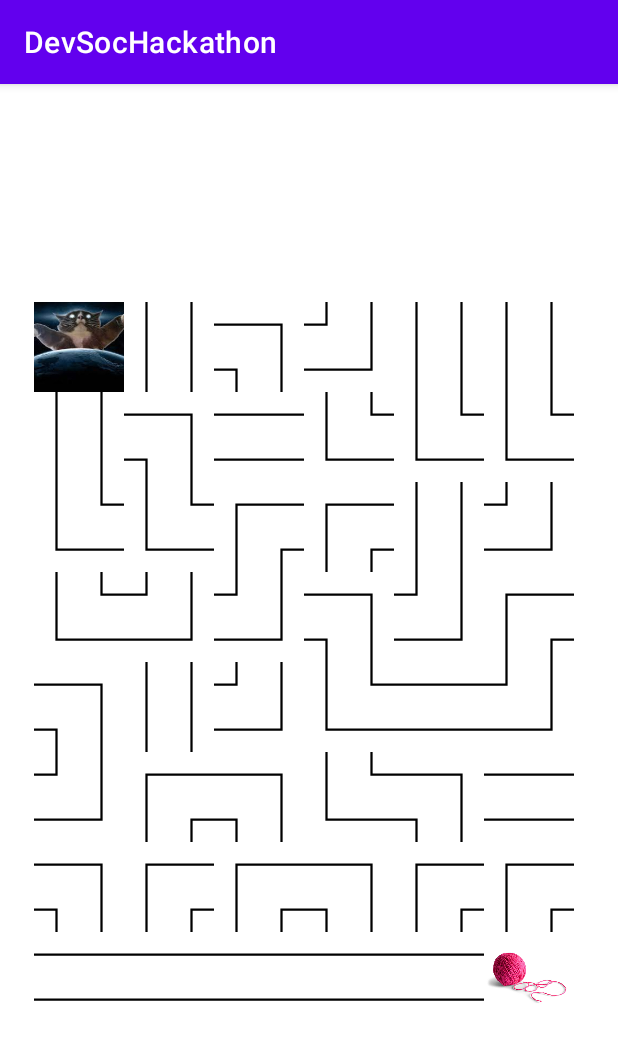
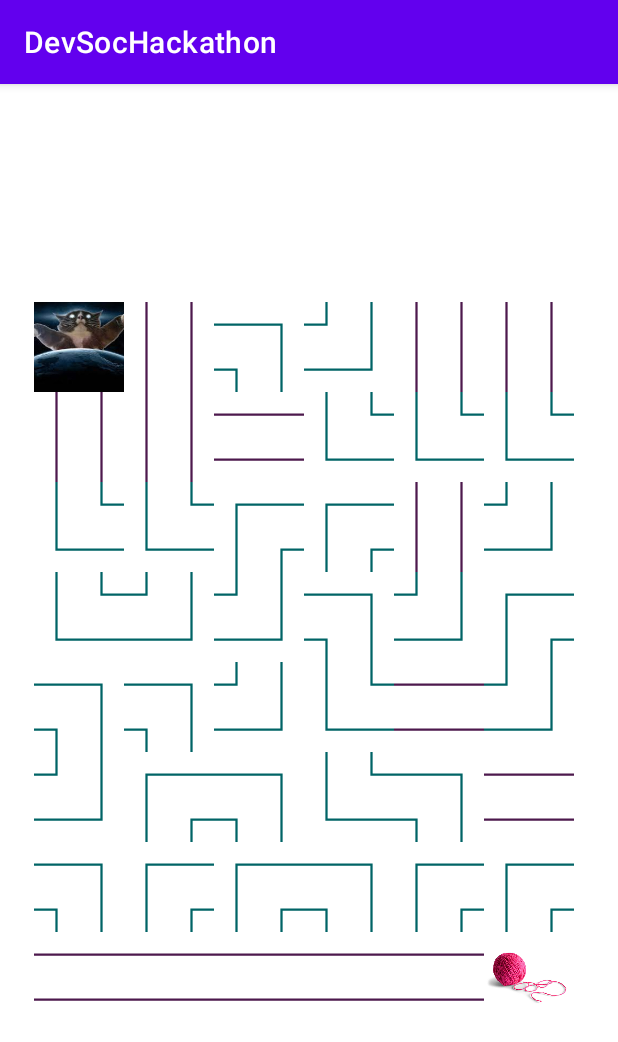
Before and after one commit to rushabh101/DevSocHackathon, an Android app: the screen it shows after launch (MainActivity), after a tap on an icon or button, on a phone screen of 412 x 824 dp. Shown: the top 1042 px of the screen. Run offline under Robolectric (Android 15) with nearby library versions, the light colour scheme and no system bars; 3 other taps on this screen came first.

Commit message:
check if pipe shapes are same before swapping, add colors to pipes (also gradle stuff e.e)

```diff
--- a/app/build.gradle
+++ b/app/build.gradle
@@ -34,11 +34,11 @@
     implementation 'androidx.appcompat:appcompat:1.1.0'
     implementation 'com.google.android.material:material:1.1.0'
     implementation 'androidx.constraintlayout:constraintlayout:1.1.3'
+    implementation 'org.jetbrains.kotlin:kotlin-stdlib:1.5.0-M1'
     testImplementation 'junit:junit:4.+'
     androidTestImplementation 'androidx.test.ext:junit:1.1.1'
     androidTestImplementation 'androidx.test.espresso:espresso-core:3.2.0'
     implementation "androidx.core:core-ktx:+"
-    implementation "org.jetbrains.kotlin:kotlin-stdlib-jdk7:$kotlin_version"
 }
 repositories {
     maven { url 'https://dl.bintray.com/kotlin/kotlin-eap' }
--- a/app/src/main/java/com/example/devsochackathon/MainActivity.kt
+++ b/app/src/main/java/com/example/devsochackathon/MainActivity.kt
@@ -13,6 +13,8 @@
     override fun onCreate(savedInstanceState: Bundle?) {
         super.onCreate(savedInstanceState)
         setContentView(R.layout.activity_main)
+
+        // Sets all the pipe images at the start
         for (i in 0..7) {
             for (j in 0..5) {
                 setPipe(i, j)
@@ -20,26 +22,28 @@
         }
     }
 
+    // Called when a pipe is clicked
     fun pipeClick(view: View) {
-//        if(pipes.first == null) {
-//            pipes.first = findViewById("imageView");
-//        }
-//        ImageView iview = findViewById(getResources().getIdentifier("imageView11", "id", getPackageName()));
-//        ImageView iview = findViewById(view.getId());
-//        iview.setImageResource(R.drawable.ic_bentpipe1);
+
         val iview = findViewById<ImageView>(view.id)
         iview.setColorFilter(Color.argb(255, 85, 188, 223))
-        if (pipes.swap(resources.getResourceEntryName(view.id))) swapPipes()
+
+        val pipeId = pipes.swap(resources.getResourceEntryName(view.id))
+        if (pipeId == 0) {
+            swapPipes()
+        }
+        else if(pipeId == 2) {
+            errorPipes()
+        }
         if (pipes.checkForPath()) finishDialog()
     }
 
+    // Re/sets the pipe image
     fun setPipe(i: Int, j: Int) {
 
         val pipeViewId = "imageView" + (i + 1) + (j + 1)
         val iview = findViewById<ImageView>(resources.getIdentifier(pipeViewId, "id", packageName))
         when (pipes.layout[i]!![j]) {
-//            -2 -> iview.setImageResource(R.drawable.ic_end)
-//            -1 -> iview.setImageResource(R.drawable.ic_start)
             0 -> iview.setImageResource(R.drawable.ic_bentpipe1)
             1 -> iview.setImageResource(R.drawable.ic_bentpipe2)
             2 -> iview.setImageResource(R.drawable.ic_bentpipe3)
@@ -49,6 +53,7 @@
         }
     }
 
+    // Visuals for pipe swap
     fun swapPipes() {
         val pipeString1 = "imageView" + (pipes.i1 + 1) + (pipes.j1 + 1)
         val iview1 = findViewById<ImageView>(resources.getIdentifier(pipeString1, "id", packageName))
@@ -88,6 +93,31 @@
         }.start()
     }
 
+    fun errorPipes() {
+        val pipeString1 = "imageView" + (pipes.i1 + 1) + (pipes.j1 + 1)
+        val iview1 = findViewById<ImageView>(resources.getIdentifier(pipeString1, "id", packageName))
+
+        val pipeString2 = "imageView" + (pipes.i2 + 1) + (pipes.j2 + 1)
+        val iview2 = findViewById<ImageView>(resources.getIdentifier(pipeString2, "id", packageName))
+
+        val animLength: Long = 250
+
+        iview1.animate().apply {
+            duration = animLength
+            iview1.setColorFilter(Color.argb(255, 255, 0, 0))
+        }.withEndAction {
+            iview1.clearColorFilter()
+        }.start()
+
+        iview2.animate().apply {
+            duration = animLength
+            iview2.setColorFilter(Color.argb(255, 255, 0, 0))
+        }.withEndAction {
+            iview2.clearColorFilter()
+        }.start()
+    }
+
+    // Runs when pipe puzzle completed
     fun finishDialog() {
         val alertDialog = AlertDialog.Builder(this@MainActivity).create()
         alertDialog.setTitle("Congrats!")
--- a/app/src/main/java/com/example/devsochackathon/PipeLand.kt
+++ b/app/src/main/java/com/example/devsochackathon/PipeLand.kt
@@ -8,28 +8,42 @@
     var j1 = 0
     var i2 = 0
     var j2 = 0
-    var swapActive = false
+    private var swapActive = 0
     var layout = Array<IntArray?>(8) { IntArray(6) }
-    fun swap(id: String): Boolean {
-        if (!swapActive) {
+
+
+    // If one pipe is clicked, stores it, once the second one is clicked, swaps
+    fun swap(id: String): Int {
+        if (swapActive == 0) {
             i1 = id[9].toString().toInt() - 1
             j1 = id[10].toString().toInt() - 1
-        } else {
+            swapActive = 1
+            return swapActive
+        } else if(swapActive == 1){
             i2 = id[9].toString().toInt() - 1
             j2 = id[10].toString().toInt() - 1
+
+            // Checks if both pipes are the same type
+            if((layout[i1]!![j1] <= 3 && layout[i2]!![j2] > 3) || (layout[i1]!![j1] > 3 && layout[i2]!![j2] <= 3)) {
+                swapActive = 0
+                return 2
+            }
 
             val temp = layout[i1]!![j1]
             layout[i1]!![j1] = layout[i2]!![j2]
             layout[i2]!![j2] = temp
+
+            swapActive = 0
+            return swapActive
         }
-        swapActive = !swapActive
-        return !swapActive
+        return 1
     }
 
     fun checkForPath(): Boolean {
         return (checkPath(2) || checkPath(1))
     }
 
+    // Checks path from bottom and side based on parameter
     fun checkPath(pOut: Int): Boolean {
         var pout = pOut
         var i = 0
@@ -43,6 +57,7 @@
         return true
     }
 
+    // Moves through the pipe
     fun pipeMove(`in`: Int, pipeType: Int): Int {
         if (pipeType == -2) {
             return if (`in` != 0 && `in` != 3) -1 else -2
@@ -60,6 +75,7 @@
         private const val TAG = "PipeLand"
     }
 
+    // Randomly generates pipe layout
     init {
         val rand = Random()
         val pipes = intArrayOf(8, 8, 8, 8, 6, 8)
--- a/app/src/main/res/drawable/ic_bentpipe1.xml
+++ b/app/src/main/res/drawable/ic_bentpipe1.xml
@@ -8,13 +8,13 @@
       android:strokeLineJoin="miter"
       android:strokeWidth="1.32291665"
       android:fillColor="#00000000"
-      android:strokeColor="#000000"
+      android:strokeColor="#006466"
       android:strokeLineCap="butt"/>
   <path
       android:pathData="M39.6875,0V13.2292H52.9167"
       android:strokeLineJoin="miter"
       android:strokeWidth="1.32291665"
       android:fillColor="#00000000"
-      android:strokeColor="#000000"
+      android:strokeColor="#006466"
       android:strokeLineCap="butt"/>
 </vector>
--- a/app/src/main/res/drawable/ic_bentpipe2.xml
+++ b/app/src/main/res/drawable/ic_bentpipe2.xml
@@ -8,13 +8,13 @@
       android:strokeLineJoin="miter"
       android:strokeWidth="1.32292"
       android:fillColor="#00000000"
-      android:strokeColor="#000000"
+      android:strokeColor="#006466"
       android:strokeLineCap="butt"/>
   <path
       android:pathData="M52.9167,39.6875H39.6875v13.2292"
       android:strokeLineJoin="miter"
       android:strokeWidth="1.32292"
       android:fillColor="#00000000"
-      android:strokeColor="#000000"
+      android:strokeColor="#006466"
       android:strokeLineCap="butt"/>
 </vector>
--- a/app/src/main/res/drawable/ic_bentpipe3.xml
+++ b/app/src/main/res/drawable/ic_bentpipe3.xml
@@ -8,13 +8,13 @@
       android:strokeLineJoin="miter"
       android:strokeWidth="1.32292"
       android:fillColor="#00000000"
-      android:strokeColor="#000000"
+      android:strokeColor="#006466"
       android:strokeLineCap="butt"/>
   <path
       android:pathData="M13.2292,52.9167V39.6875H0"
       android:strokeLineJoin="miter"
       android:strokeWidth="1.32292"
       android:fillColor="#00000000"
-      android:strokeColor="#000000"
+      android:strokeColor="#006466"
       android:strokeLineCap="butt"/>
 </vector>
--- a/app/src/main/res/drawable/ic_bentpipe4.xml
+++ b/app/src/main/res/drawable/ic_bentpipe4.xml
@@ -8,13 +8,13 @@
       android:strokeLineJoin="miter"
       android:strokeWidth="1.32292"
       android:fillColor="#00000000"
-      android:strokeColor="#000000"
+      android:strokeColor="#006466"
       android:strokeLineCap="butt"/>
   <path
       android:pathData="M0,13.2292H13.2292V0"
       android:strokeLineJoin="miter"
       android:strokeWidth="1.32292"
       android:fillColor="#00000000"
-      android:strokeColor="#000000"
+      android:strokeColor="#006466"
       android:strokeLineCap="butt"/>
 </vector>
--- a/app/src/main/res/drawable/ic_strpipe1.xml
+++ b/app/src/main/res/drawable/ic_strpipe1.xml
@@ -8,13 +8,13 @@
       android:strokeLineJoin="miter"
       android:strokeWidth="1.32291665"
       android:fillColor="#00000000"
-      android:strokeColor="#000000"
+      android:strokeColor="#4D194D"
       android:strokeLineCap="butt"/>
   <path
       android:pathData="M39.6875,0V52.9167"
       android:strokeLineJoin="miter"
       android:strokeWidth="1.32291665"
       android:fillColor="#00000000"
-      android:strokeColor="#000000"
+      android:strokeColor="#4D194D"
       android:strokeLineCap="butt"/>
 </vector>
--- a/app/src/main/res/drawable/ic_strpipe2.xml
+++ b/app/src/main/res/drawable/ic_strpipe2.xml
@@ -8,13 +8,13 @@
       android:strokeLineJoin="miter"
       android:strokeWidth="1.32292"
       android:fillColor="#00000000"
-      android:strokeColor="#000000"
+      android:strokeColor="#4D194D"
       android:strokeLineCap="butt"/>
   <path
       android:pathData="M52.9167,39.6875H0"
       android:strokeLineJoin="miter"
       android:strokeWidth="1.32292"
       android:fillColor="#00000000"
-      android:strokeColor="#000000"
+      android:strokeColor="#4D194D"
       android:strokeLineCap="butt"/>
 </vector>
```
Also changed, not shown: gradle/wrapper/gradle-wrapper.properties.
